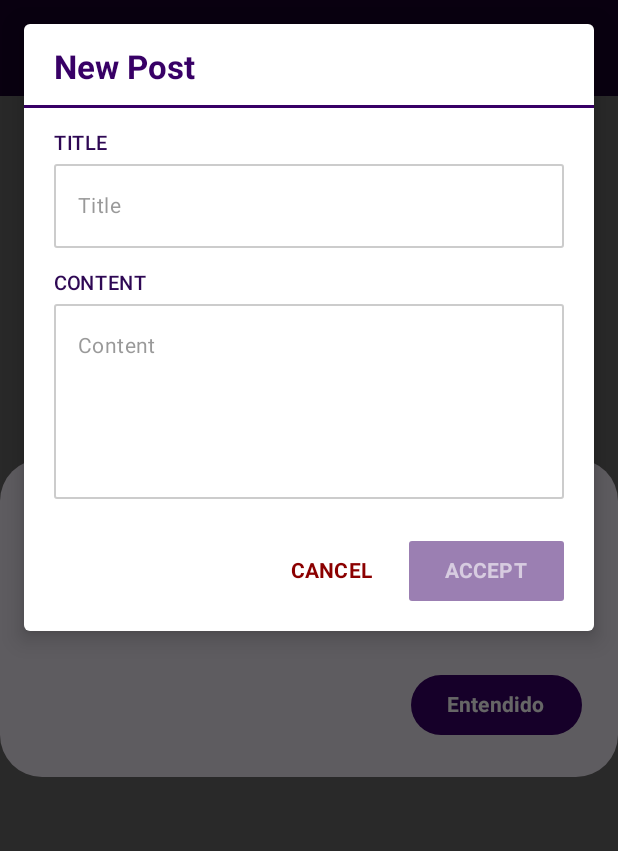
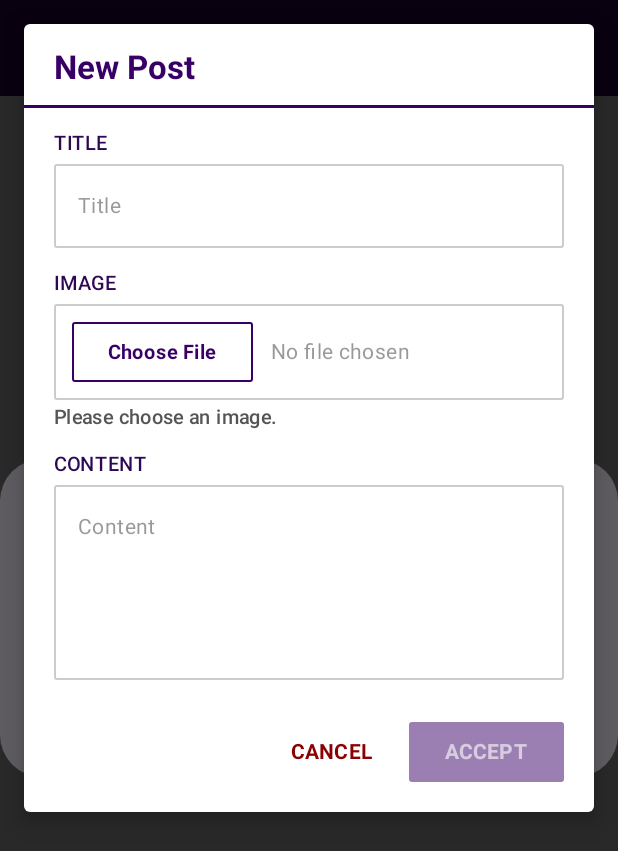
Before and after one commit to TheCrackus/AndroidBasicPostsAPIProject, an Android app built with Jetpack Compose: the CreatePost screen opened through its navigation route, on a phone screen of 412 x 824 dp. Shown: the top 851 px of the screen. Run offline under Robolectric (Android 15) with nearby library versions, the phone set to English and light mode, and no system bars.

Commit message:
Add generic notification dialog and image picker placeholder to create post flow
- Introduce reusable BaseDialog state model, BaseDialogType, and BaseNotificationDialog composable with onDismiss and onConfirm callbacks
- Integrate notification dialogs into BaseData (BaseState.kt) and BaseScreenOverlay
- Update CreatePostViewModel to display a success confirmation dialog upon post creation, executing navigation only after user confirmation
- Add ImagePickerSection UI placeholder (label, button, placeholder, hint) to CreatePostScreen with TODO for future multipart upload
- Fix JSON_MEDIA_TYPE charset casing to lowercase 'utf-8' in NetworkConstants.kt
- Centralize new UI strings and SINGLE_LINE_MAX constant, and update AGENTS.md

```diff
--- a/app/src/main/java/com/example/androidbasicpostsapiproject/core/constants/NetworkConstants.kt
+++ b/app/src/main/java/com/example/androidbasicpostsapiproject/core/constants/NetworkConstants.kt
@@ -16,4 +16,4 @@ const val NO_IDENTIFIED_ERROR_MESSAGE = "Excepción no identificada"
 
 const val BASE_URL = "http://10.0.2.2:8080/"
 
-const val JSON_MEDIA_TYPE = "application/json; charset=UTF8"
+const val JSON_MEDIA_TYPE = "application/json; charset=utf-8"
--- a/app/src/main/java/com/example/androidbasicpostsapiproject/core/constants/UiConstants.kt
+++ b/app/src/main/java/com/example/androidbasicpostsapiproject/core/constants/UiConstants.kt
@@ -38,6 +38,7 @@ const val ALPHA_PLACEHOLDER = 0.6f
 const val WEIGHT_FILL = 1f
 
 // Text Input Line Limits
+const val SINGLE_LINE_MAX = 1
 const val POST_CONTENT_MIN_LINES = 4
 const val POST_CONTENT_MAX_LINES = 6
 
--- a/app/src/main/java/com/example/androidbasicpostsapiproject/core/ui/state/BaseState.kt
+++ b/app/src/main/java/com/example/androidbasicpostsapiproject/core/ui/state/BaseState.kt
@@ -6,19 +6,24 @@ package com.example.androidbasicpostsapiproject.core.ui.state
  * @property isLoading `true` while an asynchronous operation is in progress and a loading indicator
  * should be displayed.
  * @property error Non-null [BaseError] when a recoverable error dialog should be shown on screen.
+ * @property dialog Non-null [BaseDialog] when a generic notification dialog should be shown.
  */
 data class BaseData(
     val isLoading: Boolean = false,
-    val error: BaseError? = null
+    val error: BaseError? = null,
+    val dialog: BaseDialog? = null
 ) {
     /** Convenience flag indicating whether [error] is currently present. */
     val hasError: Boolean get() = error != null
+
+    /** Convenience flag indicating whether a notification [dialog] is currently present. */
+    val hasDialog: Boolean get() = dialog != null
 }
 
 /**
  * Base contract implemented by all screen UI state models managed by [BaseViewModel].
  *
- * @property baseData Common loading and error metadata rendered by
+ * @property baseData Common loading, error, and notification dialog metadata rendered by
  * [com.example.androidbasicpostsapiproject.core.ui.screen.BaseScreenOverlay].
  */
 interface BaseState {
--- a/app/src/main/java/com/example/androidbasicpostsapiproject/ui/create/screen/CreatePostScreen.kt
+++ b/app/src/main/java/com/example/androidbasicpostsapiproject/ui/create/screen/CreatePostScreen.kt
@@ -1,5 +1,7 @@
 package com.example.androidbasicpostsapiproject.ui.create.screen
 
+import androidx.compose.foundation.BorderStroke
+import androidx.compose.foundation.border
 import androidx.compose.foundation.layout.Arrangement
 import androidx.compose.foundation.layout.Column
 import androidx.compose.foundation.layout.Row
@@ -17,6 +19,7 @@ import androidx.compose.material3.Card
 import androidx.compose.material3.CardDefaults
 import androidx.compose.material3.HorizontalDivider
 import androidx.compose.material3.MaterialTheme
+import androidx.compose.material3.OutlinedButton
 import androidx.compose.material3.OutlinedTextField
 import androidx.compose.material3.OutlinedTextFieldDefaults
 import androidx.compose.material3.Text
@@ -27,12 +30,14 @@ import androidx.compose.ui.Alignment
 import androidx.compose.ui.Modifier
 import androidx.compose.ui.res.stringResource
 import androidx.compose.ui.text.font.FontWeight
+import androidx.compose.ui.text.style.TextOverflow
 import androidx.compose.ui.tooling.preview.Preview
 import androidx.lifecycle.compose.collectAsStateWithLifecycle
 import com.example.androidbasicpostsapiproject.R
 import com.example.androidbasicpostsapiproject.core.constants.ALPHA_DISABLED_CONTAINER
 import com.example.androidbasicpostsapiproject.core.constants.ALPHA_DISABLED_CONTENT
 import com.example.androidbasicpostsapiproject.core.constants.ALPHA_PLACEHOLDER
+import com.example.androidbasicpostsapiproject.core.constants.BORDER_WIDTH_THIN
 import com.example.androidbasicpostsapiproject.core.constants.CORNER_RADIUS_EXTRA_SMALL
 import com.example.androidbasicpostsapiproject.core.constants.CORNER_RADIUS_SMALL
 import com.example.androidbasicpostsapiproject.core.constants.DIVIDER_THICKNESS_MEDIUM
@@ -40,11 +45,15 @@ import com.example.androidbasicpostsapiproject.core.constants.ELEVATION_LARGE
 import com.example.androidbasicpostsapiproject.core.constants.POST_CONTENT_INPUT_HEIGHT
 import com.example.androidbasicpostsapiproject.core.constants.POST_CONTENT_MAX_LINES
 import com.example.androidbasicpostsapiproject.core.constants.POST_CONTENT_MIN_LINES
+import com.example.androidbasicpostsapiproject.core.constants.SINGLE_LINE_MAX
+import com.example.androidbasicpostsapiproject.core.constants.SPACING_COMPACT
 import com.example.androidbasicpostsapiproject.core.constants.SPACING_DEFAULT
 import com.example.androidbasicpostsapiproject.core.constants.SPACING_EXTRA_LARGE
+import com.example.androidbasicpostsapiproject.core.constants.SPACING_EXTRA_SMALL
 import com.example.androidbasicpostsapiproject.core.constants.SPACING_LARGE
 import com.example.androidbasicpostsapiproject.core.constants.SPACING_MEDIUM
 import com.example.androidbasicpostsapiproject.core.constants.SPACING_SMALL
+import com.example.androidbasicpostsapiproject.core.constants.WEIGHT_FILL
 import com.example.androidbasicpostsapiproject.core.ui.screen.BaseScreenOverlay
 import com.example.androidbasicpostsapiproject.core.ui.screen.ObserveAsEvents
 import com.example.androidbasicpostsapiproject.ui.create.state.CreatePostEffect
@@ -61,7 +70,7 @@ import org.koin.androidx.compose.koinViewModel
  * navigation effects through [ObserveAsEvents], and delegates UI presentation to the stateless
  * [CreatePostScreen].
  *
- * @param viewModel Feature ViewModel handling the create post state and use case execution.
+ * @param viewModel Feature ViewModel handling the creation post state and use case execution.
  * @param onNavigateBack Callback invoked when creation is cancelled.
  * @param onNavigateBackWithSuccess Callback invoked when creation completes successfully.
  */
@@ -96,10 +105,11 @@ fun CreatePostRoot(
  *
  * Visual specification aligned with the React MessageNode reference:
  * - A purple bold header "New Post" with a bottom divider line.
- * - Upper-case labeled input fields ("TITLE", "CONTENT") with crisp borders.
+ * - Upper-case labeled input fields ("TITLE", "IMAGE", "CONTENT") with crisp borders.
  * - Bottom action buttons: Red text button "CANCEL" and solid purple button "ACCEPT".
  *
- * Enclosed within [BaseScreenOverlay] to provide loading indicators and error dialogs.
+ * Enclosed within [BaseScreenOverlay] to provide loading indicators, error dialogs, and generic
+ * notification dialogs.
  *
  * @param uiState Current immutable UI state representing form inputs and base status.
  * @param onAction Callback for propagating user events to the ViewModel.
@@ -115,6 +125,12 @@ fun CreatePostScreen(
         baseData = uiState.baseData,
         onErrorDismiss = {
             onAction(CreatePostEvent.DismissError)
+        },
+        onDialogDismiss = {
+            onAction(CreatePostEvent.DismissDialog)
+        },
+        onDialogConfirm = {
+            onAction(CreatePostEvent.ConfirmSuccessDialog)
         }
     ) {
         Card(
@@ -197,6 +213,14 @@ fun CreatePostScreen(
                             focusedContainerColor = MaterialTheme.colorScheme.surface,
                             unfocusedContainerColor = MaterialTheme.colorScheme.surface
                         )
+                    )
+
+                    Spacer(modifier = Modifier.height(height = SPACING_DEFAULT))
+
+                    ImagePickerSection(
+                        onSelectImageClick = {
+                            onAction(CreatePostEvent.SelectImageClick)
+                        }
                     )
 
                     Spacer(modifier = Modifier.height(height = SPACING_DEFAULT))
@@ -289,6 +313,76 @@ fun CreatePostScreen(
     }
 }
 
+@Composable
+private fun ImagePickerSection(
+    onSelectImageClick: () -> Unit,
+    modifier: Modifier = Modifier
+) {
+    // TODO: Connect Photo Picker (PickVisualMedia) and upload image multipart data once the Node.js server supports receiving images
+    Column(modifier = modifier.fillMaxWidth()) {
+        Text(
+            text = stringResource(id = R.string.create_post_image_label),
+            style = MaterialTheme.typography.labelMedium.copy(
+                fontWeight = FontWeight.SemiBold
+            ),
+            color = MaterialTheme.colorScheme.onSurface
+        )
+
+        Spacer(modifier = Modifier.height(height = SPACING_SMALL))
+
+        Row(
+            modifier = Modifier
+                .fillMaxWidth()
+                .border(
+                    width = BORDER_WIDTH_THIN,
+                    color = MaterialTheme.colorScheme.outline,
+                    shape = RoundedCornerShape(size = CORNER_RADIUS_EXTRA_SMALL)
+                )
+                .padding(
+                    horizontal = SPACING_MEDIUM,
+                    vertical = SPACING_COMPACT
+                ),
+            verticalAlignment = Alignment.CenterVertically
+        ) {
+            OutlinedButton(
+                onClick = onSelectImageClick,
+                shape = RoundedCornerShape(size = CORNER_RADIUS_EXTRA_SMALL),
+                border = BorderStroke(
+                    width = BORDER_WIDTH_THIN,
+                    color = MaterialTheme.colorScheme.primary
+                )
+            ) {
+                Text(
+                    text = stringResource(id = R.string.btn_choose_image),
+                    style = MaterialTheme.typography.labelMedium,
+                    color = MaterialTheme.colorScheme.primary
+                )
+            }
+
+            Spacer(modifier = Modifier.width(width = SPACING_MEDIUM))
+
+            Text(
+                text = stringResource(id = R.string.create_post_image_placeholder),
+                modifier = Modifier.weight(weight = WEIGHT_FILL),
+                style = MaterialTheme.typography.bodyMedium,
+                color = MaterialTheme.colorScheme.onSurfaceVariant.copy(
+                    alpha = ALPHA_PLACEHOLDER
+                ),
+                maxLines = SINGLE_LINE_MAX,
+                overflow = TextOverflow.Ellipsis
+            )
+        }
+
+        Spacer(modifier = Modifier.height(height = SPACING_EXTRA_SMALL))
+
+        Text(
+            text = stringResource(id = R.string.create_post_image_hint),
+            style = MaterialTheme.typography.bodySmall,
+            color = MaterialTheme.colorScheme.onSurfaceVariant
+        )
+    }
+}
+
 @Preview(name = "Create Post Modal - Light", showBackground = true)
 @Composable
 private fun CreatePostPreview() {
--- a/app/src/main/res/values/strings.xml
+++ b/app/src/main/res/values/strings.xml
@@ -6,6 +6,8 @@
 
     <string name="default_error_title">Aviso</string>
     <string name="ok_text_button">Entendido</string>
+    <string name="default_notification_title">Notificación</string>
+    <string name="btn_accept">Aceptar</string>
 
     <!-- UI Elements for Posts Dashboard -->
     <string name="status_placeholder">Your status</string>
@@ -24,8 +26,14 @@
     <string name="create_post_title">New Post</string>
     <string name="create_post_title_label">TITLE</string>
     <string name="create_post_title_placeholder">Title</string>
+    <string name="create_post_image_label">IMAGE</string>
+    <string name="btn_choose_image">Choose File</string>
+    <string name="create_post_image_placeholder">No file chosen</string>
+    <string name="create_post_image_hint">Please choose an image.</string>
     <string name="create_post_content_label">CONTENT</string>
     <string name="create_post_content_placeholder">Content</string>
     <string name="btn_create_post_submit">ACCEPT</string>
     <string name="btn_create_post_cancel">CANCEL</string>
+    <string name="create_post_success_title">Post creado</string>
+    <string name="create_post_success_message">La creación del post fue exitosa.</string>
 </resources>
```
Also changed, not shown: app/src/main/java/com/example/androidbasicpostsapiproject/core/ui/screen/BaseNotificationDialog.kt (added, +84 -0 lines), app/src/main/java/com/example/androidbasicpostsapiproject/core/ui/screen/BaseScreenOverlay.kt (+19 -5 lines), app/src/main/java/com/example/androidbasicpostsapiproject/core/ui/state/BaseDialog.kt (added, +38 -0 lines), app/src/main/java/com/example/androidbasicpostsapiproject/ui/create/state/CreatePostEvent.kt (+9 -0 lines), app/src/main/java/com/example/androidbasicpostsapiproject/ui/create/state/CreatePostViewModel.kt (+38 -5 lines), 1 other file.
